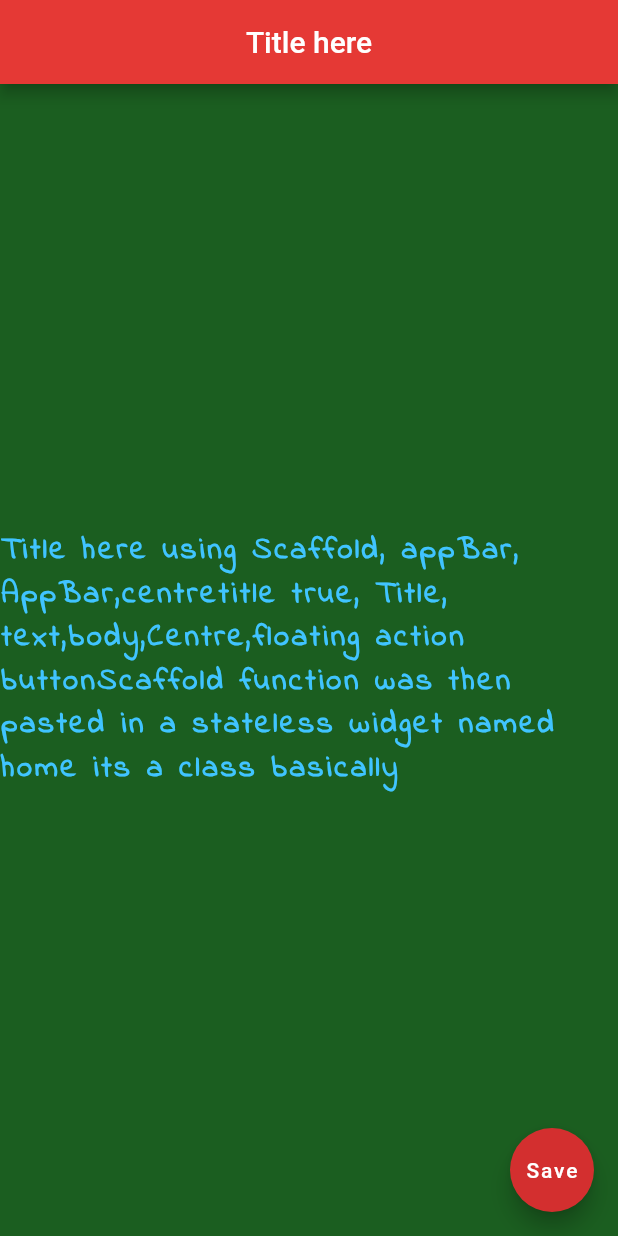
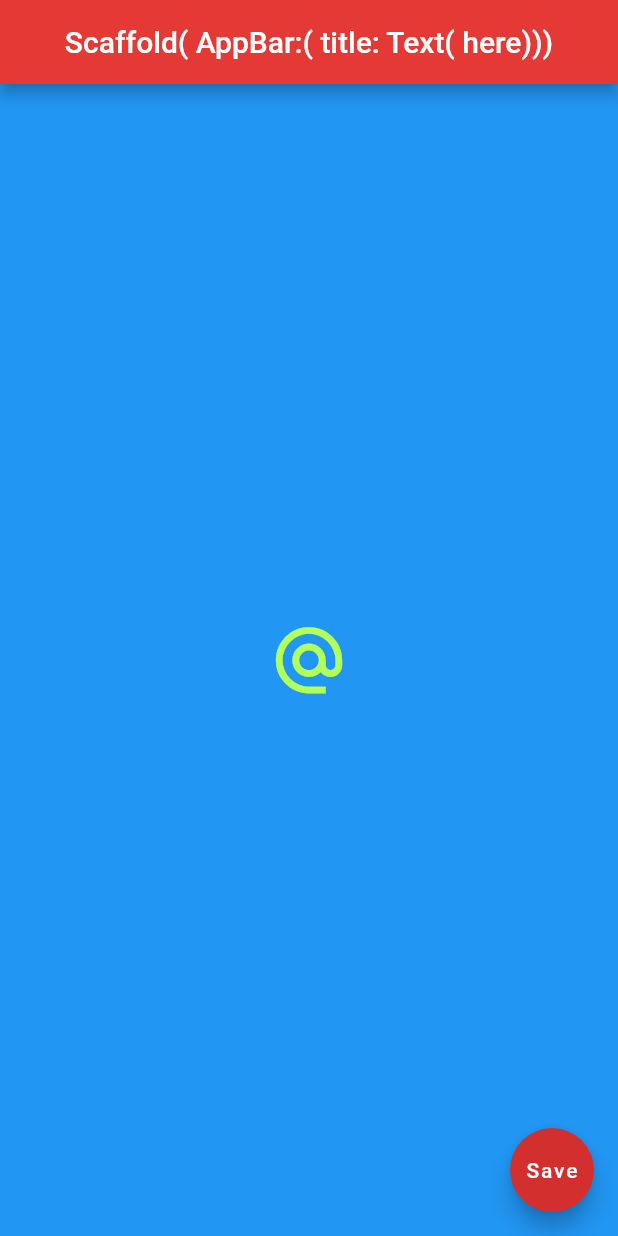
Before and after one commit to chakca/flutter_test_home_class_scafold, a Flutter app: the screen it shows after launch, on a phone screen of 412 x 824 dp. Run offline on Flutter 3.47's test engine with Material 2 defaults, Android fonts, the phone set to English and light mode, and no system bars.

Commit message:
bode center child images raisedbutton flatbutton iconbutton etc

```diff
--- a/lib/main.dart
+++ b/lib/main.dart
@@ -11,13 +11,50 @@ class Home extends StatelessWidget {
   Widget build(BuildContext context) {
     return Scaffold(
       appBar: AppBar(
-        title: Text('Title here'),
+        title: Text('Scaffold( AppBar:( title: Text( here)))'),
         centerTitle: true,
         backgroundColor: Colors.red[600],
       ),
 //    body: Text('Title here using Scaffold, appBar, AppBar, Title')
       body: Center(
-        child: Text(
+        child: IconButton(
+          onPressed: (){
+            print('Dont Touch Me');
+          },
+          icon: Icon(Icons.alternate_email),
+          color: Colors.lightGreenAccent,
+          iconSize: 53,
+        ),
+        /*child: RaisedButton.icon(
+            onPressed: () {
+              print('Icon pressed');
+        },
+            icon: Icon(
+              Icons.mail
+            ),
+            label: Text('send email'),
+          color: Colors.lightGreenAccent,
+        ),*/
+        /*child: RaisedButton(   //this can be replaced with FlatButton its same except the shadow disappears
+          onPressed: (){
+            print('Damn you don\'t click me');
+          },
+          child: Text('Clickme'),
+          color:Colors.lightGreenAccent,
+          elevation: 30,
+        )*/
+        /*child: Icon(
+          Icons.airport_shuttle,
+          color: Colors.lightGreenAccent,
+          size: 53,
+        ),*/
+        //child: Image.asset('assets/space2.jpg'),
+        /*child: Image(
+          image: AssetImage('assets/space1.jpg'),
+        )*/
+        /*child: Image(image: NetworkImage('https://p0.piqsels.com/preview/310/545/298/cold-daylight-desktop-wallpaper-glacier.jpg')),
+        */
+        /*child: Text(
           'Title here using Scaffold, appBar, AppBar,centretitle true, Title, text,body,Centre,floating action button'
           'Scaffold function was then pasted in a stateless widget named home its a class basically',
           style: TextStyle(
@@ -28,9 +65,9 @@ class Home extends StatelessWidget {
             //    backgroundColor: Colors.black,
             fontFamily: 'IndieFlower',
           ),
-        ),
+        ),*/
       ),
-      backgroundColor: Colors.green[900],
+      backgroundColor: Colors.blue,
       floatingActionButton: FloatingActionButton(
         onPressed: () {},
         child: Text('Save'),
--- a/pubspec.yaml
+++ b/pubspec.yaml
@@ -45,9 +45,8 @@ flutter:
   uses-material-design: true
 
   # To add assets to your application, add an assets section, like this:
-  # assets:
-  #   - images/a_dot_burr.jpeg
-  #   - images/a_dot_ham.jpeg
+  assets:
+    - assets/
 
   # An image asset can refer to one or more resolution-specific "variants", see
   # https://flutter.dev/assets-and-images/#resolution-aware.
```
Also changed, not shown: assets/space1.jpg (added), assets/space2.jpg (added), assets/space3.jpg (added).
